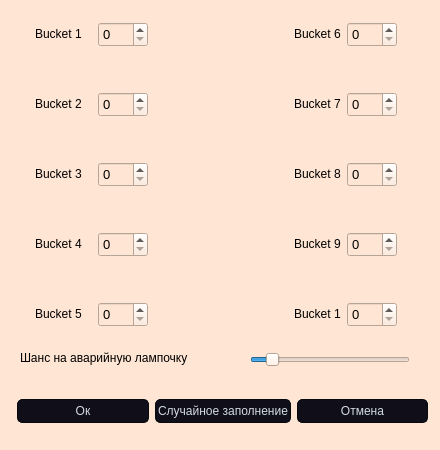
Before: the Qt Designer form window_liters.ui in dxdate/VEDRA, drawn with Qt 5.
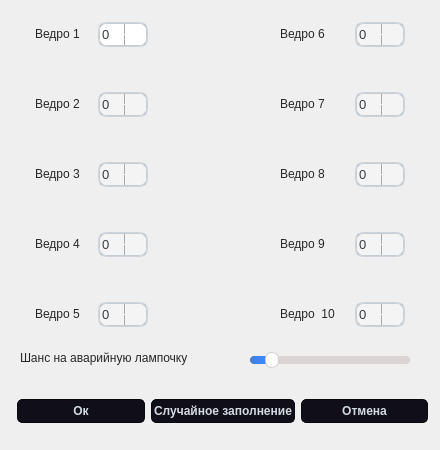
After: the same form once the commit is applied. Icons and pictures are not drawn.

Patch:
```diff
--- a/window_liters.ui
+++ b/window_liters.ui
@@ -26,32 +26,459 @@
    <string>Настройка заполнения</string>
   </property>
   <property name="styleSheet">
-   <string notr="true">background-color: rgb(255, 229, 211);</string>
+   <string notr="true">
+QMainWindow {
+    background-color:#ececec;
+}
+QPushButton, QToolButton, QCommandLinkButton{
+    padding: 0 5px 0 5px;
+    border-style: solid;
+    border-top-color: qlineargradient(spread:pad, x1:0, y1:0, x2:0, y2:1, stop:0 #c1c9cf, stop:1 #d2d8dd);
+    border-right-color: qlineargradient(spread:pad, x1:1, y1:0, x2:0, y2:0, stop:0 #c1c9cf, stop:1 #d2d8dd);
+    border-bottom-color: qlineargradient(spread:pad, x1:0, y1:1, x2:0, y2:0, stop:0 #c1c9cf, stop:1 #d2d8dd);
+    border-left-color: qlineargradient(spread:pad, x1:0, y1:0, x2:1, y2:0, stop:0 #c1c9cf, stop:1 #d2d8dd);
+    border-width: 2px;
+    border-radius: 8px;
+    color: #616161;
+    font-weight: bold;
+    background-color: qlineargradient(spread:pad, x1:0.5, y1:0, x2:0.5, y2:1, stop:0 #fbfdfd, stop:0.5 #ffffff, stop:1 #fbfdfd);
+}
+QPushButton::default, QToolButton::default, QCommandLinkButton::default{
+    border: 2px solid transparent;
+    color: #FFFFFF;
+    background-color: qlineargradient(spread:pad, x1:0.5, y1:0, x2:0.5, y2:1, stop:0 #84afe5, stop:1 #1168e4);
+}
+QPushButton:hover, QToolButton:hover, QCommandLinkButton:hover{
+    color: #3d3d3d;
+}
+QPushButton:pressed, QToolButton:pressed, QCommandLinkButton:pressed{
+    color: #aeaeae;
+    background-color: qlineargradient(spread:pad, x1:0.5, y1:0, x2:0.5, y2:1, stop:0 #ffffff, stop:0.5 #fbfdfd, stop:1 #ffffff);
+}
+QPushButton:disabled, QToolButton:disabled, QCommandLinkButton:disabled{
+    color: #616161;
+    background-color: qlineargradient(spread:pad, x1:0.5, y1:0, x2:0.5, y2:1, stop:0 #dce7eb, stop:0.5 #e0e8eb, stop:1 #dee7ec);
+}
+QLineEdit, QTextEdit, QPlainTextEdit, QSpinBox, QDoubleSpinBox, QTimeEdit, QDateEdit, QDateTimeEdit {
+    border-width: 2px;
+    border-radius: 8px;
+    border-style: solid;
+    border-top-color: qlineargradient(spread:pad, x1:0.5, y1:1, x2:0.5, y2:0, stop:0 #c1c9cf, stop:1 #d2d8dd);
+    border-right-color: qlineargradient(spread:pad, x1:0, y1:0, x2:1, y2:0, stop:0 #c1c9cf, stop:1 #d2d8dd);
+    border-bottom-color: qlineargradient(spread:pad, x1:0.5, y1:0, x2:0.5, y2:1, stop:0 #c1c9cf, stop:1 #d2d8dd);
+    border-left-color: qlineargradient(spread:pad, x1:1, y1:0, x2:0, y2:0, stop:0 #c1c9cf, stop:1 #d2d8dd);
+    background-color: #f4f4f4;
+    color: #3d3d3d;
+}
+QLineEdit:focus, QTextEdit:focus, QPlainTextEdit:focus, QSpinBox:focus, QDoubleSpinBox:focus, QTimeEdit:focus, QDateEdit:focus, QDateTimeEdit:focus {
+    border-width: 2px;
+    border-radius: 8px;
+    border-style: solid;
+    border-top-color: qlineargradient(spread:pad, x1:0.5, y1:1, x2:0.5, y2:0, stop:0 #85b7e3, stop:1 #9ec1db);
+    border-right-color: qlineargradient(spread:pad, x1:0, y1:0, x2:1, y2:0, stop:0 #85b7e3, stop:1 #9ec1db);
+    border-bottom-color: qlineargradient(spread:pad, x1:0.5, y1:0, x2:0.5, y2:1, stop:0 #85b7e3, stop:1 #9ec1db);
+    border-left-color: qlineargradient(spread:pad, x1:1, y1:0, x2:0, y2:0, stop:0 #85b7e3, stop:1 #9ec1db);
+    background-color: #f4f4f4;
+    color: #3d3d3d;
+}
+QLineEdit:disabled, QTextEdit:disabled, QPlainTextEdit:disabled, QSpinBox:disabled, QDoubleSpinBox:disabled, QTimeEdit:disabled, QDateEdit:disabled, QDateTimeEdit:disabled {
+    color: #b9b9b9;
+}
+QSpinBox::up-button, QDoubleSpinBox::up-button, QTimeEdit::up-button, QDateEdit::up-button, QDateTimeEdit::up-button {
+    subcontrol-origin: padding;
+    subcontrol-position: top right;
+    width: 15px;
+    color: #272727;
+    border-left-width: 1px;
+    border-left-color: darkgray;
+    border-left-style: solid;
+    border-top-right-radius: 3px;
+    padding: 3px;
+}
+QSpinBox::down-button, QDoubleSpinBox::down-button, QTimeEdit::down-button, QDateEdit::down-button, QDateTimeEdit::down-button {
+    subcontrol-origin: padding;
+    subcontrol-position: bottom right;
+    width: 15px;
+    color: #272727;
+    border-left-width: 1px;
+    border-left-color: darkgray;
+    border-left-style: solid;
+    border-bottom-right-radius: 3px;
+    padding: 3px;
+}
+QSpinBox::up-button:pressed, QDoubleSpinBox::up-button:pressed, QTimeEdit::up-button:pressed, QDateEdit::up-button:pressed, QDateTimeEdit::up-button:pressed {
+    color: #aeaeae;
+    background-color: qlineargradient(spread:pad, x1:0.5, y1:0, x2:0.5, y2:1, stop:0 #ffffff, stop:0.5 #fbfdfd, stop:1 #ffffff);
+}
+QSpinBox::down-button:pressed, QDoubleSpinBox::down-button:pressed, QTimeEdit::down-button:pressed, QDateEdit::down-button:pressed, QDateTimeEdit::down-button:pressed {
+    color: #aeaeae;
+    background-color: qlineargradient(spread:pad, x1:0.5, y1:0, x2:0.5, y2:1, stop:0 #ffffff, stop:0.5 #fbfdfd, stop:1 #ffffff);
+}
+QSpinBox::up-button:hover, QDoubleSpinBox::up-button:hover, QTimeEdit::up-button:hover, QDateEdit::up-button:hover, QDateTimeEdit::up-button:hover {
+    color: #FFFFFF;
+    border-top-right-radius: 5px;
+    background-color: qlineargradient(spread:pad, x1:0.5, y1:0, x2:0.5, y2:1, stop:0 #84afe5, stop:1 #1168e4);
+    
+}
+QSpinBox::down-button:hover, QDoubleSpinBox::down-button:hover, QTimeEdit::down-button:hover, QDateEdit::down-button:hover, QDateTimeEdit::down-button:hover {
+    color: #FFFFFF;
+    border-bottom-right-radius: 5px;
+    background-color: qlineargradient(spread:pad, x1:0.5, y1:0, x2:0.5, y2:1, stop:0 #84afe5, stop:1 #1168e4);
+}
+QSpinBox::up-arrow, QDoubleSpinBox::up-arrow, QTimeEdit::up-arrow, QDateEdit::up-arrow, QDateTimeEdit::up-arrow {
+    image: url(/usr/share/icons/Adwaita/16x16/actions/go-up-symbolic.symbolic.png);
+}
+QSpinBox::down-arrow, QDoubleSpinBox::down-arrow, QTimeEdit::down-arrow, QDateEdit::down-arrow, QDateTimeEdit::down-arrow {
+    image: url(/usr/share/icons/Adwaita/16x16/actions/go-down-symbolic.symbolic.png);
+}
+QProgressBar {
+    max-height: 8px;
+    text-align: center;
+    font: italic bold 11px;
+    color: #3d3d3d;
+    border: 1px solid transparent;
+    border-radius:4px;
+    background-color: qlineargradient(spread:pad, x1:0, y1:0, x2:0, y2:1, stop:0 #ddd5d5, stop:0.5 #dad3d3, stop:1 #ddd5d5);
+}
+QProgressBar::chunk {
+    background-color: qlineargradient(spread:pad, x1:0, y1:0, x2:0, y2:1, stop:0 #467dd1, stop:0.5 #3b88fc, stop:1 #467dd1);
+    border-radius: 4px;
+}
+QProgressBar:disabled {
+    color: #616161;
+}
+QProgressBar::chunk:disabled {
+    background-color: #aeaeae;
+}
+QSlider::groove {
+    border: 1px solid #bbbbbb;
+    background-color: #52595d;
+    border-radius: 4px;
+}
+QSlider::groove:horizontal {
+    height: 6px;
+}
+QSlider::groove:vertical {
+    width: 6px;
+}
+QSlider::handle:horizontal {
+    background: #ffffff;
+    border-style: solid;
+    border-width: 1px;
+    border-color: rgb(207,207,207);
+    width: 12px;
+    margin: -5px 0;
+    border-radius: 7px;
+}
+QSlider::handle:vertical {
+    background: #ffffff;
+    border-style: solid;
+    border-width: 1px;
+    border-color: rgb(207,207,207);
+    height: 12px;
+    margin: 0 -5px;
+    border-radius: 7px;
+}
+QSlider::add-page, QSlider::sub-page {
+    border: 1px transparent;
+    background-color: #52595d;
+    border-radius: 4px;
+}
+QSlider::add-page:horizontal {
+    background: qlineargradient(spread:pad, x1:0, y1:0, x2:0, y2:1, stop:0 #ddd5d5, stop:0.5 #dad3d3, stop:1 #ddd5d5);
+}
+QSlider::sub-page:horizontal {
+    background-color: qlineargradient(spread:pad, x1:0, y1:0, x2:1, y2:0, stop:0 #467dd1, stop:0.5 #3b88fc, stop:1 #467dd1);
+}
+QSlider::add-page:vertical {
+    background-color: qlineargradient(spread:pad, x1:0, y1:0, x2:0, y2:1, stop:0 #467dd1, stop:0.5 #3b88fc, stop:1 #467dd1);
+}
+QSlider::sub-page:vertical {
+    background: qlineargradient(spread:pad, x1:0, y1:0, x2:1, y2:0, stop:0 #ddd5d5, stop:0.5 #dad3d3, stop:1 #ddd5d5);
+}
+QSlider::add-page:horizontal:disabled, QSlider::sub-page:horizontal:disabled, QSlider::add-page:vertical:disabled, QSlider::sub-page:vertical:disabled {
+    background: #b9b9b9;
+}
+QComboBox, QFontComboBox {
+    border-width: 2px;
+    border-radius: 8px;
+    border-style: solid;
+    border-top-color: qlineargradient(spread:pad, x1:0.5, y1:1, x2:0.5, y2:0, stop:0 #c1c9cf, stop:1 #d2d8dd);
+    border-right-color: qlineargradient(spread:pad, x1:0, y1:0, x2:1, y2:0, stop:0 #c1c9cf, stop:1 #d2d8dd);
+    border-bottom-color: qlineargradient(spread:pad, x1:0.5, y1:0, x2:0.5, y2:1, stop:0 #c1c9cf, stop:1 #d2d8dd);
+    border-left-color: qlineargradient(spread:pad, x1:1, y1:0, x2:0, y2:0, stop:0 #c1c9cf, stop:1 #d2d8dd);
+    background-color: #f4f4f4;
+    color: #272727;
+    padding-left: 5px;
+}
+QComboBox:editable, QComboBox:!editable, QComboBox::drop-down:editable, QComboBox:!editable:on, QComboBox::drop-down:editable:on {
+    background: #ffff;
+}
+QComboBox::drop-down {
+    subcontrol-origin: padding;
+    subcontrol-position: top right;
+    width: 15px;
+    color: #272727;
+    border-left-width: 1px;
+    border-left-color: darkgray;
+    border-left-style: solid;
+    border-top-right-radius: 3px;
+    border-bottom-right-radius: 3px;
+}
+QComboBox::down-arrow {
+    image: url(/usr/share/icons/Adwaita/16x16/actions/go-down-symbolic.symbolic.png); /*Adawaita icon thene*/
+}
+
+QComboBox::down-arrow:on {
+    top: 1px;
+    left: 1px;
+}
+QComboBox QAbstractItemView {
+    border: 1px solid darkgray;
+    border-radius: 8px;
+    selection-background-color: #dadada;
+    selection-color: #272727;
+    color: #272727;
+    background: white;
+}
+QLabel, QCheckBox, QRadioButton {
+    color: #272727;
+}
+QCheckBox {
+    padding: 2px;
+}
+QCheckBox:disabled, QRadioButton:disabled {
+    color: #808086;
+    padding: 2px;
+}
+
+QCheckBox:hover {
+    border-radius:4px;
+    border-style:solid;
+    padding-left: 1px;
+    padding-right: 1px;
+    padding-bottom: 1px;
+    padding-top: 1px;
+    border-width:1px;
+    border-color: transparent;
+}
+QCheckBox::indicator:checked {
+    image: url(/usr/share/icons/Adwaita/16x16/actions/object-select-symbolic.symbolic.png);
+    height: 15px;
+    width: 15px;
+    border-style:solid;
+    border-width: 1px;
+    border-color: #48a5fd;
+    color: #ffffff;
+    border-radius: 3px;
+    background-color: qlineargradient(spread:pad, x1:0, y1:0, x2:0, y2:1, stop:0 #48a5fd, stop:0.5 #329cfb, stop:1 #48a5fd);
+}
+QCheckBox::indicator:unchecked {
+    
+    height: 15px;
+    width: 15px;
+    border-style:solid;
+    border-width: 1px;
+    border-color: #48a5fd;
+    border-radius: 3px;
+    background-color: #fbfdfa;
+}
+QLCDNumber {
+    color: #616161;;
+}
+QMenuBar {
+    background-color: #ececec;
+}
+QMenuBar::item {
+    color: #616161;
+    spacing: 3px;
+    padding: 1px 4px;
+    background-color: #ececec;
+}
+
+QMenuBar::item:selected {
+    background-color: #dadada;
+    color: #3d3d3d;
+}
+QMenu {
+    background-color: #ececec;
+}
+QMenu::item:selected {
+    background-color: #dadada;
+    color: #3d3d3d;
+}
+QMenu::item {
+    color: #616161;;
+    background-color: #e0e0e0;
+}
+QTabWidget {
+    color:rgb(0,0,0);
+    background-color:#000000;
+}
+QTabWidget::pane {
+    border-color: #050a0e;
+    background-color: #e0e0e0;
+    border-width: 1px;
+    border-radius: 4px;
+    position: absolute;
+    top: -0.5em;
+    padding-top: 0.5em;
+}
+
+QTabWidget::tab-bar {
+    alignment: center;
+}
+
+QTabBar::tab {
+    border-bottom: 1px solid #c0c0c0;
+    padding: 3px;
+    color: #272727;
+    background-color: #fefefc;
+    margin-left:0px;
+}
+QTabBar::tab:!last {
+    border-right: 1px solid;
+    border-right-color: #c0c0c0;
+    border-bottom-color: #c0c0c0;
+}
+QTabBar::tab:first {
+    border-top-left-radius: 4px;
+    border-bottom-left-radius: 4px;
+}
+QTabBar::tab:last {
+    border-top-right-radius: 4px;
+    border-bottom-right-radius: 4px;
+}
+QTabBar::tab:selected, QTabBar::tab:last:selected, QTabBar::tab:hover {
+    color: #FFFFFF;
+    background-color: qlineargradient(spread:pad, x1:0.5, y1:0, x2:0.5, y2:1, stop:0 #84afe5, stop:1 #1168e4);
+}
+QRadioButton::indicator {
+    height: 14px;
+    width: 14px;
+    border-style:solid;
+    border-radius:7px;
+    border-width: 1px;
+}
+QRadioButton::indicator:checked {
+    border-color: #48a5fd;
+    background-color: qradialgradient(cx:0.5, cy:0.5, radius:0.4,fx:0.5, fy:0.5, stop:0 #ffffff, stop:0.5 #ffffff, stop:0.6 #48a5fd, stop:1 #48a5fd);
+}
+QRadioButton::indicator:!checked {
+    border-color: #a9b7c6;
+    background-color: #fbfdfa;
+}
+QStatusBar {
+    color:#027f7f;
+}
+
+QDial {
+    background: #16a085;
+}
+
+QToolBox {
+    color: #a9b7c6;
+    background-color: #222b2e;
+}
+QToolBox::tab {
+    color: #a9b7c6;
+    background-color:#222b2e;
+}
+QToolBox::tab:selected {
+    color: #FFFFFF;
+    background-color:#222b2e;
+}
+QScrollArea {
+    color: #FFFFFF;
+    background-color:#222b2e;
+}
+
+QScrollBar:horizontal {
+	max-height: 10px;
+	border: 1px transparent grey;
+	margin: 0px 20px 0px 20px;
+	background: transparent;
+}
+QScrollBar:vertical {
+	max-width: 10px;
+	border: 1px transparent grey;
+	margin: 20px 0px 20px 0px;
+	background: transparent;
+}
+QScrollBar::handle:vertical, QScrollBar::handle:horizontal {
+	background: #52595d;
+	border-style: transparent;
+	border-radius: 4px;
+	min-height: 25px;
+}
+QScrollBar::handle:horizontal:hover, QScrollBar::handle:vertical:hover {
+	background: qlineargradient(spread:pad, x1:0, y1:0, x2:1, y2:0, stop:0 #467dd1, stop:0.5 #3b88fc, stop:1 #467dd1);
+}
+QScrollBar::add-line, QScrollBar::sub-line {
+    border: 2px transparent grey;
+    border-radius: 4px;
+    subcontrol-origin: margin;
+    background: #b9b9b9;
+}
+QScrollBar::add-line:horizontal {
+    width: 20px;
+    subcontrol-position: right;
+}
+QScrollBar::add-line:vertical {
+    height: 20px;
+    subcontrol-position: bottom;
+}
+QScrollBar::sub-line:horizontal {
+    width: 20px;
+    subcontrol-position: left;
+}
+QScrollBar::sub-line:vertical {
+    height: 20px;
+    subcontrol-position: top;
+}
+QScrollBar::add-line:vertical:pressed, QScrollBar::add-line:horizontal:pressed, QScrollBar::sub-line:horizontal:pressed, QScrollBar::sub-line:vertical:pressed {
+    background: qlineargradient(spread:pad, x1:0, y1:0, x2:1, y2:0, stop:0 #467dd1, stop:0.5 #3b88fc, stop:1 #467dd1);
+}
+QScrollBar::add-page:horizontal, QScrollBar::sub-page:horizontal, QScrollBar::add-page:vertical, QScrollBar::sub-page:vertical {
+    background: none;
+}
+QScrollBar::up-arrow:vertical {
+    image: url(/usr/share/icons/Adwaita/16x16/actions/go-up-symbolic.symbolic.png);
+}
+QScrollBar::down-arrow:vertical {
+    image: url(/usr/share/icons/Adwaita/16x16/actions/go-down-symbolic.symbolic.png);
+}
+QScrollBar::left-arrow:horizontal {
+    image: url(/usr/share/icons/Adwaita/16x16/actions/go-previous-symbolic.symbolic.png);
+}
+QScrollBar::right-arrow:horizontal {
+    image: url(/usr/share/icons/Adwaita/16x16/actions/go-next-symbolic.symbolic.png);
+}</string>
   </property>
   <widget class="QLabel" name="color_b_7">
    <property name="geometry">
     <rect>
-     <x>294</x>
+     <x>280</x>
      <y>96</y>
-     <width>47</width>
+     <width>51</width>
      <height>16</height>
     </rect>
    </property>
    <property name="text">
-    <string>Bucket 7</string>
+    <string>Ведро 7</string>
    </property>
   </widget>
   <widget class="QLabel" name="color_b_6">
    <property name="geometry">
     <rect>
-     <x>294</x>
+     <x>280</x>
      <y>26</y>
-     <width>47</width>
+     <width>51</width>
      <height>16</height>
     </rect>
    </property>
    <property name="text">
-    <string>Bucket 6</string>
+    <string>Ведро 6</string>
    </property>
   </widget>
   <widget class="QLabel" name="color_b_5">
@@ -64,7 +491,7 @@
     </rect>
    </property>
    <property name="text">
-    <string>Bucket 5</string>
+    <string>Ведро 5</string>
    </property>
   </widget>
   <widget class="QLabel" name="color_b_4">
@@ -77,46 +504,46 @@
     </rect>
    </property>
    <property name="text">
-    <string>Bucket 4</string>
+    <string>Ведро 4</string>
    </property>
   </widget>
   <widget class="QLabel" name="color_b_9">
    <property name="geometry">
     <rect>
-     <x>294</x>
+     <x>280</x>
      <y>236</y>
-     <width>47</width>
+     <width>51</width>
      <height>16</height>
     </rect>
    </property>
    <property name="text">
-    <string>Bucket 9</string>
+    <string>Ведро 9</string>
    </property>
   </widget>
   <widget class="QLabel" name="color_b_10">
    <property name="geometry">
     <rect>
-     <x>294</x>
+     <x>280</x>
      <y>306</y>
-     <width>47</width>
+     <width>61</width>
      <height>16</height>
     </rect>
    </property>
    <property name="text">
-    <string>Bucket 10</string>
+    <string>Ведро  10</string>
    </property>
   </widget>
   <widget class="QLabel" name="color_b_8">
    <property name="geometry">
     <rect>
-     <x>294</x>
+     <x>280</x>
      <y>166</y>
-     <width>47</width>
+     <width>51</width>
      <height>16</height>
     </rect>
    </property>
    <property name="text">
-    <string>Bucket 8</string>
+    <string>Ведро 8</string>
    </property>
   </widget>
   <widget class="QLabel" name="color_b_2">
@@ -129,7 +556,7 @@
     </rect>
    </property>
    <property name="text">
-    <string>Bucket 2</string>
+    <string>Ведро 2</string>
    </property>
   </widget>
   <widget class="QLabel" name="color_b_1">
@@ -142,7 +569,7 @@
     </rect>
    </property>
    <property name="text">
-    <string>Bucket 1</string>
+    <string>Ведро 1</string>
    </property>
   </widget>
   <widget class="QLabel" name="color_b_3">
@@ -155,7 +582,7 @@
     </rect>
    </property>
    <property name="text">
-    <string>Bucket 3</string>
+    <string>Ведро 3</string>
    </property>
   </widget>
   <widget class="QWidget" name="horizontalLayoutWidget">
@@ -342,7 +769,7 @@
   <widget class="QSpinBox" name="liters_bucket_6">
    <property name="geometry">
     <rect>
-     <x>347</x>
+     <x>355</x>
      <y>22</y>
      <width>50</width>
      <height>25</height>
@@ -360,7 +787,7 @@
   <widget class="QSpinBox" name="liters_bucket_7">
    <property name="geometry">
     <rect>
-     <x>347</x>
+     <x>355</x>
      <y>92</y>
      <width>50</width>
      <height>25</height>
@@ -378,7 +805,7 @@
   <widget class="QSpinBox" name="liters_bucket_8">
    <property name="geometry">
     <rect>
-     <x>347</x>
+     <x>355</x>
      <y>162</y>
      <width>50</width>
      <height>25</height>
@@ -396,7 +823,7 @@
   <widget class="QSpinBox" name="liters_bucket_9">
    <property name="geometry">
     <rect>
-     <x>347</x>
+     <x>355</x>
      <y>232</y>
      <width>50</width>
      <height>25</height>
@@ -414,7 +841,7 @@
   <widget class="QSpinBox" name="liters_bucket_10">
    <property name="geometry">
     <rect>
-     <x>347</x>
+     <x>355</x>
      <y>302</y>
      <width>50</width>
      <height>25</height>
@@ -515,6 +942,9 @@
      <pointsize>10</pointsize>
     </font>
    </property>
+   <property name="styleSheet">
+    <string notr="true">background-color: rgb(255, 255, 255);</string>
+   </property>
    <property name="maximum">
     <number>9</number>
    </property>
```
